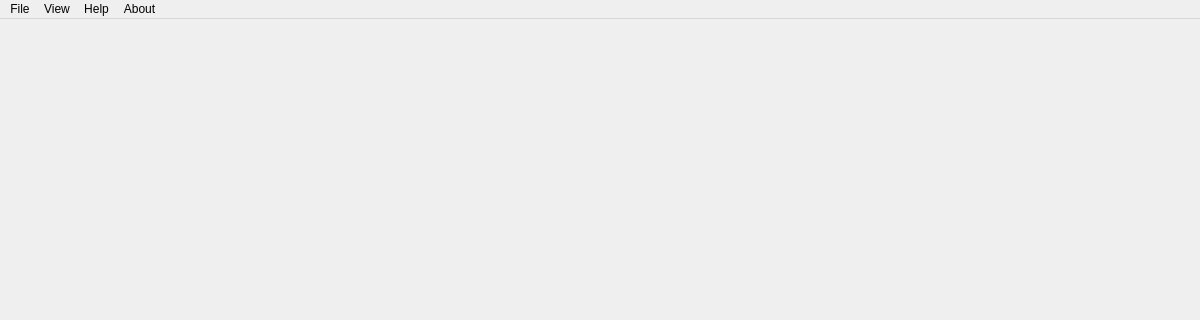
Above: mainwindow.ui from Anthz/CUGL before the change; both pictures show x 0 to 1200 and y 0 to 320 of the 1200 by 900 pixel window. Below: the same form after it.
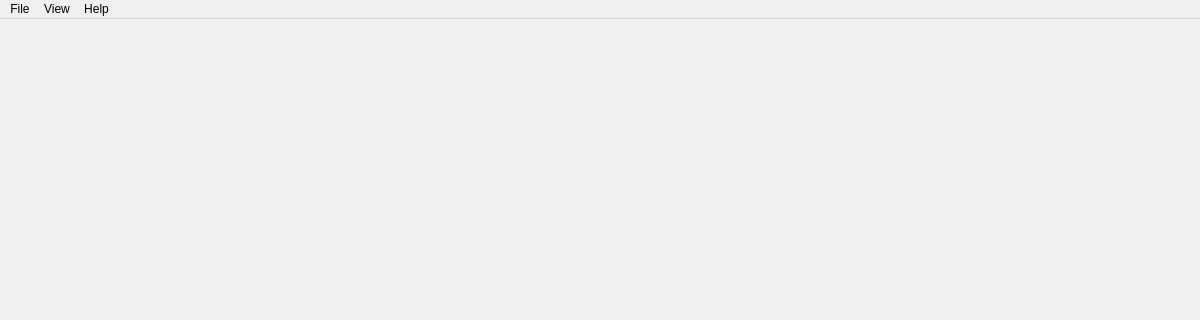
That is the form after the change.

Diff of the .ui file:
```diff
--- a/mainwindow.ui
+++ b/mainwindow.ui
@@ -19,8 +19,8 @@
     <rect>
      <x>0</x>
      <y>0</y>
-     <width>400</width>
-     <height>21</height>
+     <width>1200</width>
+     <height>26</height>
     </rect>
    </property>
    <widget class="QMenu" name="menuFile">
@@ -48,16 +48,12 @@
     <property name="title">
      <string>Help</string>
     </property>
-   </widget>
-   <widget class="QMenu" name="menuAbout">
-    <property name="title">
-     <string>About</string>
-    </property>
+    <addaction name="actionUser_Guide"/>
+    <addaction name="actionAbout"/>
    </widget>
    <addaction name="menuFile"/>
    <addaction name="menuView"/>
    <addaction name="menuHelp"/>
-   <addaction name="menuAbout"/>
   </widget>
   <widget class="QStatusBar" name="statusBar">
    <property name="enabled">
```
Left out of the diff: 30 changed lines with no effect on the pictures.
